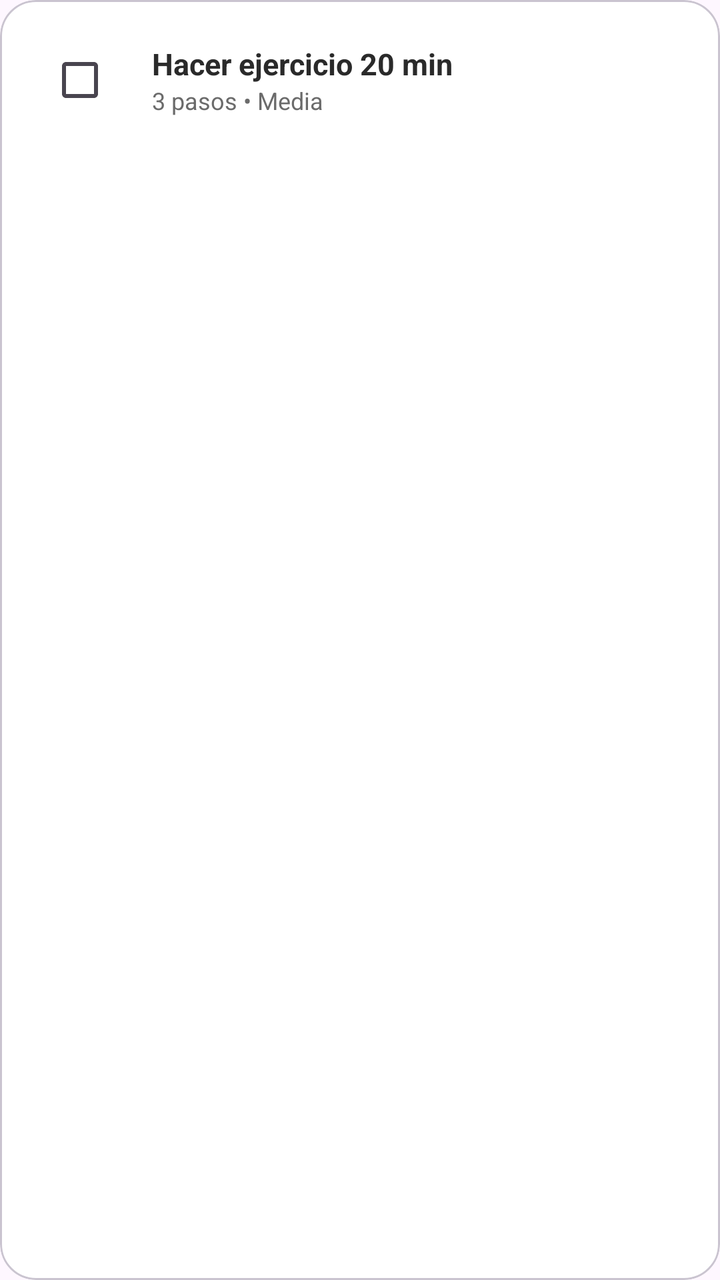
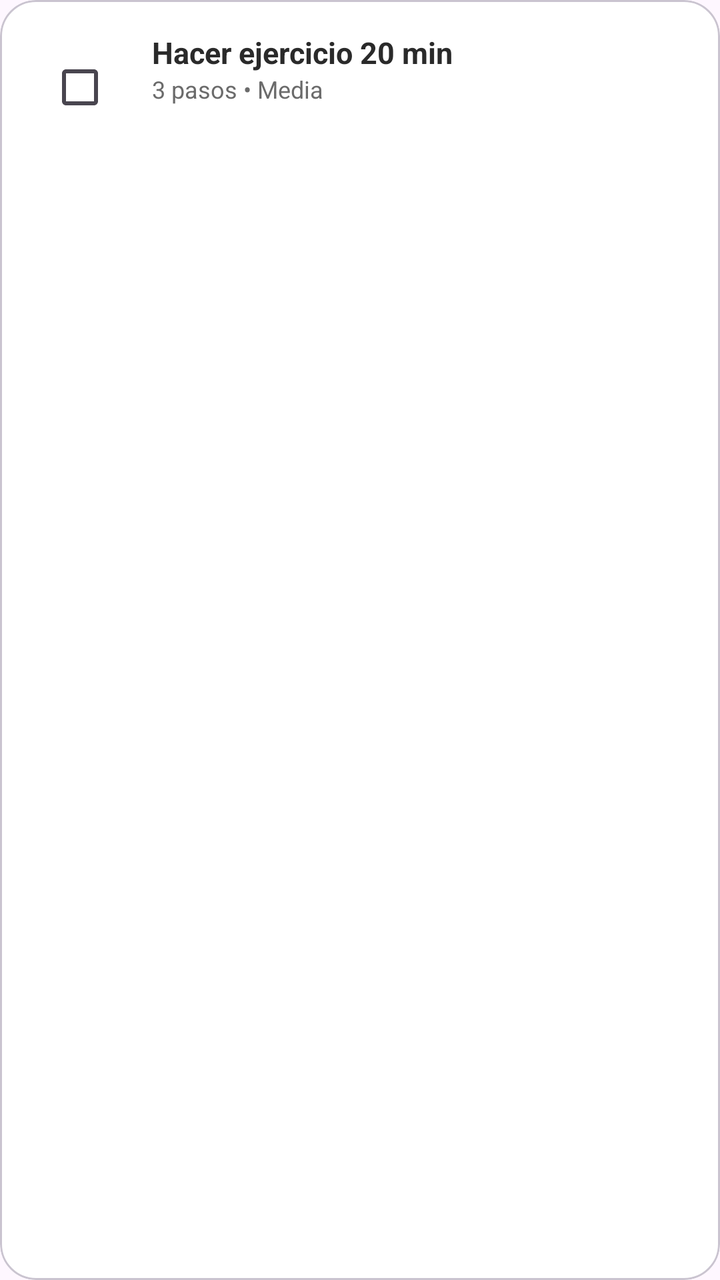

Screens rendered from an Android XML layout before and after an edit, with the pre-edit source and the edit as a unified diff.
<!-- AndroidManifest.xml: application theme Theme.MindFocus -->
<!-- res/layout/item_tareas.xml -->
<?xml version="1.0" encoding="utf-8"?>
<com.google.android.material.card.MaterialCardView
    xmlns:android="http://schemas.android.com/apk/res/android"
    xmlns:app="http://schemas.android.com/apk/res-auto"
    android:layout_width="match_parent"
    android:layout_height="wrap_content"
    android:layout_marginBottom="12dp"
    app:cardCornerRadius="18dp"
    app:cardElevation="3dp"
    app:cardBackgroundColor="@color/white">

    <LinearLayout
        android:layout_width="match_parent"
        android:layout_height="wrap_content"
        android:orientation="horizontal"
        android:padding="16dp"
        android:gravity="center_vertical">

        
        <CheckBox
            android:id="@+id/cbCompleted"
            android:layout_width="wrap_content"
            android:layout_height="wrap_content"/>

        
        <LinearLayout
            android:layout_width="match_parent"
            android:layout_height="wrap_content"
            android:layout_marginStart="12dp"
            android:orientation="vertical">

            <TextView
                android:id="@+id/tvNombre"
                android:layout_width="match_parent"
                android:layout_height="wrap_content"
                android:text="Hacer ejercicio 20 min"
                android:textSize="15sp"
                android:textStyle="bold"
                android:textColor="@color/text_dark"/>

            <TextView
                android:id="@+id/tvInfo"
                android:layout_width="match_parent"
                android:layout_height="wrap_content"
                android:text="3 pasos • Media"
                android:textSize="12sp"
                android:textColor="@color/text_mid"/>

        </LinearLayout>

    </LinearLayout>

</com.google.android.material.card.MaterialCardView>
<!-- resources referenced by this layout -->
<resources>
  <color name="text_dark">#2A2A2A</color>
  <color name="text_mid">#6B6B6B</color>
  <color name="white">#FFFFFF</color>
  <style name="Theme.MindFocus" parent="Base.Theme.MindFocus" />
  <style name="Base.Theme.MindFocus" parent="Theme.Material3.DayNight.NoActionBar">
          
          
      </style>
</resources>

<!-- the commit's change to res/layout/item_tareas.xml (unified diff, before → after) -->
@@ -46,6 +46,14 @@
                 android:textSize="12sp"
                 android:textColor="@color/text_mid"/>
 
+            <TextView
+                android:id="@+id/tvEstado"
+                android:layout_width="wrap_content"
+                android:layout_height="wrap_content"
+                android:textSize="11sp"
+                android:textStyle="bold"
+                android:layout_marginTop="4dp"/>
+
         </LinearLayout>
 
     </LinearLayout>
